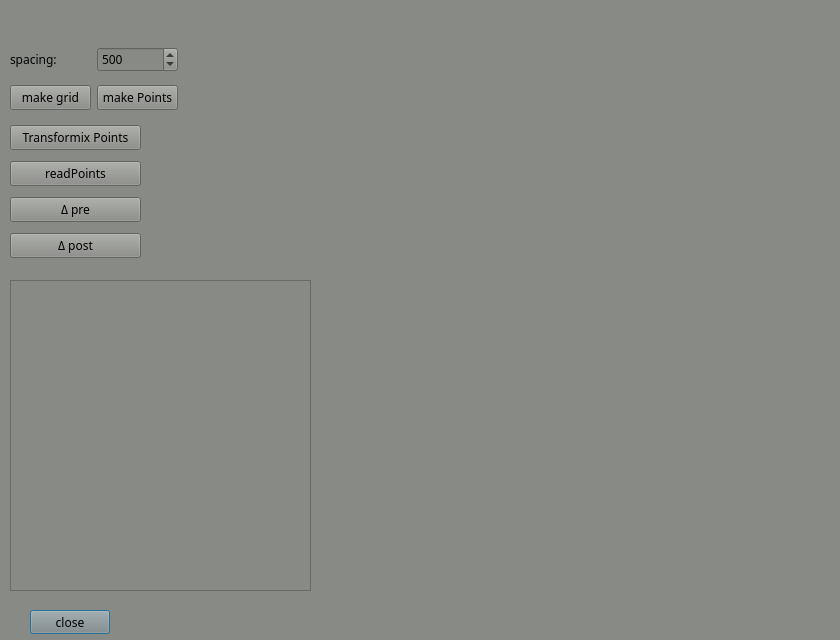
The window that gridcalc.ui (xPITcoding/Fuxlastix) describes before a commit, drawn with Qt 5.
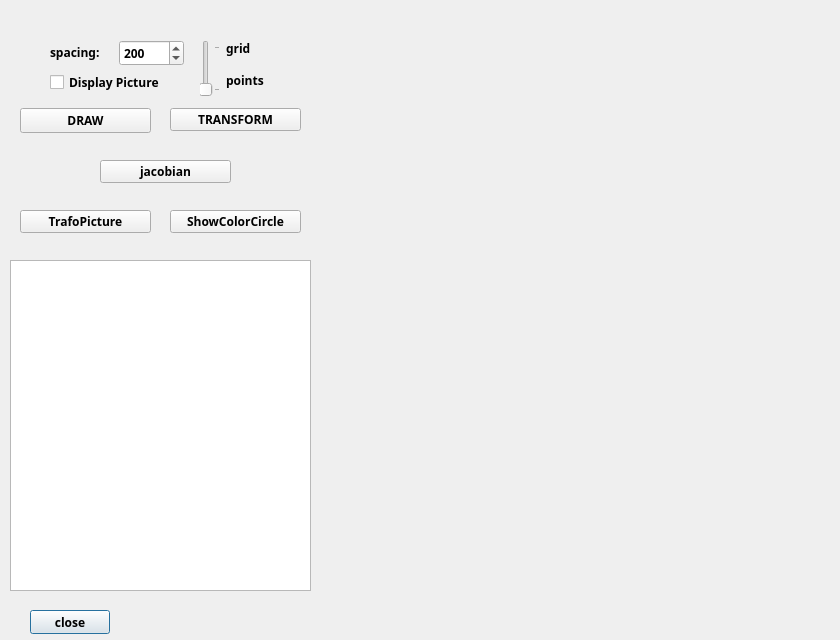
The same window after the commit.

Diff of the .ui file:
```diff
--- a/gridcalc.ui
+++ b/gridcalc.ui
@@ -10,16 +10,25 @@
     <height>640</height>
    </rect>
   </property>
+  <property name="palette">
+   <palette>
+    <active/>
+    <inactive/>
+    <disabled/>
+   </palette>
+  </property>
   <property name="font">
    <font>
     <family>Hack</family>
+    <weight>75</weight>
+    <bold>true</bold>
    </font>
   </property>
   <property name="windowTitle">
    <string>Dialog</string>
   </property>
   <property name="styleSheet">
-   <string notr="true">background-color: rgb(136, 138, 133);</string>
+   <string notr="true"/>
   </property>
   <widget class="QPushButton" name="closeButton">
    <property name="geometry">
@@ -37,111 +46,206 @@
   <widget class="QLabel" name="showgridlabel">
    <property name="geometry">
     <rect>
-     <x>330</x>
-     <y>40</y>
-     <width>500</width>
-     <height>500</height>
+     <x>320</x>
+     <y>10</y>
+     <width>350</width>
+     <height>581</height>
     </rect>
    </property>
    <property name="text">
     <string/>
    </property>
   </widget>
-  <widget class="QWidget" name="layoutWidget">
-   <property name="geometry">
-    <rect>
-     <x>10</x>
-     <y>40</y>
-     <width>168</width>
-     <height>79</height>
-    </rect>
-   </property>
-   <layout class="QGridLayout" name="gridLayout">
-    <item row="2" column="1">
-     <widget class="QPushButton" name="pointButton">
-      <property name="text">
-       <string>make Points</string>
-      </property>
-     </widget>
-    </item>
-    <item row="2" column="0">
-     <widget class="QPushButton" name="makeGridButton">
-      <property name="text">
-       <string>make grid</string>
-      </property>
-     </widget>
-    </item>
-    <item row="0" column="1">
-     <widget class="QSpinBox" name="grsizeBox">
-      <property name="maximum">
-       <number>2000</number>
-      </property>
-      <property name="singleStep">
-       <number>100</number>
-      </property>
-      <property name="value">
-       <number>500</number>
-      </property>
-     </widget>
-    </item>
-    <item row="0" column="0">
-     <widget class="QLabel" name="label">
-      <property name="text">
-       <string>spacing:</string>
-      </property>
-     </widget>
-    </item>
-   </layout>
-  </widget>
   <widget class="QTextBrowser" name="textBrowser">
    <property name="geometry">
     <rect>
      <x>10</x>
-     <y>280</y>
+     <y>260</y>
      <width>301</width>
-     <height>311</height>
+     <height>331</height>
     </rect>
    </property>
   </widget>
-  <widget class="QWidget" name="layoutWidget">
+  <widget class="QCheckBox" name="CBDisplayPicture">
    <property name="geometry">
     <rect>
-     <x>10</x>
-     <y>120</y>
+     <x>50</x>
+     <y>72</y>
+     <width>141</width>
+     <height>21</height>
+    </rect>
+   </property>
+   <property name="text">
+    <string>Display Picture</string>
+   </property>
+  </widget>
+  <widget class="QPushButton" name="jacobianButton">
+   <property name="geometry">
+    <rect>
+     <x>100</x>
+     <y>160</y>
      <width>131</width>
-     <height>146</height>
+     <height>23</height>
     </rect>
    </property>
-   <layout class="QVBoxLayout" name="verticalLayout">
-    <item>
-     <widget class="QPushButton" name="pushButton">
-      <property name="text">
-       <string>Transformix Points</string>
-      </property>
-     </widget>
-    </item>
-    <item>
-     <widget class="QPushButton" name="readPButton">
-      <property name="text">
-       <string>readPoints</string>
-      </property>
-     </widget>
-    </item>
-    <item>
-     <widget class="QPushButton" name="preTriangleButton">
-      <property name="text">
-       <string>Δ pre</string>
-      </property>
-     </widget>
-    </item>
-    <item>
-     <widget class="QPushButton" name="postTriangleButton">
-      <property name="text">
-       <string>Δ post</string>
-      </property>
-     </widget>
-    </item>
-   </layout>
+   <property name="text">
+    <string>jacobian</string>
+   </property>
+  </widget>
+  <widget class="QPushButton" name="transformButton">
+   <property name="geometry">
+    <rect>
+     <x>170</x>
+     <y>108</y>
+     <width>131</width>
+     <height>23</height>
+    </rect>
+   </property>
+   <property name="text">
+    <string>TRANSFORM</string>
+   </property>
+  </widget>
+  <widget class="QPushButton" name="pshowColCir">
+   <property name="geometry">
+    <rect>
+     <x>170</x>
+     <y>210</y>
+     <width>131</width>
+     <height>23</height>
+    </rect>
+   </property>
+   <property name="text">
+    <string>ShowColorCircle</string>
+   </property>
+  </widget>
+  <widget class="QPushButton" name="TrafoPicButton">
+   <property name="geometry">
+    <rect>
+     <x>20</x>
+     <y>210</y>
+     <width>131</width>
+     <height>23</height>
+    </rect>
+   </property>
+   <property name="text">
+    <string>TrafoPicture</string>
+   </property>
+  </widget>
+  <widget class="QLabel" name="showcolorcircle">
+   <property name="geometry">
+    <rect>
+     <x>670</x>
+     <y>10</y>
+     <width>150</width>
+     <height>150</height>
+    </rect>
+   </property>
+   <property name="text">
+    <string/>
+   </property>
+  </widget>
+  <widget class="QLabel" name="showgridlabel_2">
+   <property name="geometry">
+    <rect>
+     <x>390</x>
+     <y>160</y>
+     <width>430</width>
+     <height>430</height>
+    </rect>
+   </property>
+   <property name="text">
+    <string/>
+   </property>
+  </widget>
+  <widget class="QLabel" name="label_3">
+   <property name="geometry">
+    <rect>
+     <x>226</x>
+     <y>40</y>
+     <width>30</width>
+     <height>17</height>
+    </rect>
+   </property>
+   <property name="text">
+    <string>grid</string>
+   </property>
+  </widget>
+  <widget class="QLabel" name="label_2">
+   <property name="geometry">
+    <rect>
+     <x>226</x>
+     <y>72</y>
+     <width>46</width>
+     <height>17</height>
+    </rect>
+   </property>
+   <property name="text">
+    <string>points</string>
+   </property>
+  </widget>
+  <widget class="QLabel" name="label">
+   <property name="geometry">
+    <rect>
+     <x>50</x>
+     <y>44</y>
+     <width>62</width>
+     <height>17</height>
+    </rect>
+   </property>
+   <property name="text">
+    <string>spacing:</string>
+   </property>
+  </widget>
+  <widget class="QSpinBox" name="grsizeBox">
+   <property name="geometry">
+    <rect>
+     <x>119</x>
+     <y>40</y>
+     <width>65</width>
+     <height>26</height>
+    </rect>
+   </property>
+   <property name="maximum">
+    <number>2000</number>
+   </property>
+   <property name="singleStep">
+    <number>100</number>
+   </property>
+   <property name="value">
+    <number>200</number>
+   </property>
+  </widget>
+  <widget class="QPushButton" name="pointButton">
+   <property name="geometry">
+    <rect>
+     <x>20</x>
+     <y>108</y>
+     <width>131</width>
+     <height>25</height>
+    </rect>
+   </property>
+   <property name="text">
+    <string>DRAW</string>
+   </property>
+  </widget>
+  <widget class="QSlider" name="SliderMode">
+   <property name="geometry">
+    <rect>
+     <x>200</x>
+     <y>40</y>
+     <width>20</width>
+     <height>57</height>
+    </rect>
+   </property>
+   <property name="maximum">
+    <number>1</number>
+   </property>
+   <property name="orientation">
+    <enum>Qt::Vertical</enum>
+   </property>
+   <property name="tickPosition">
+    <enum>QSlider::TicksBelow</enum>
+   </property>
   </widget>
  </widget>
  <resources/>
```
